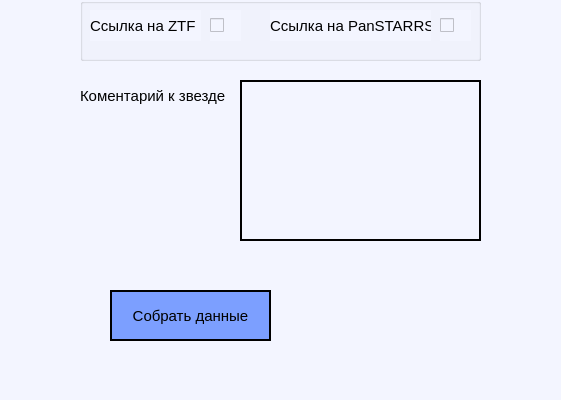
The window that UIregister.ui (Artur0811/AstroAssistant) describes before a commit, drawn with Qt 5; both pictures show x 430 to 991 and y 300 to 700 of the 1200 by 700 pixel window.
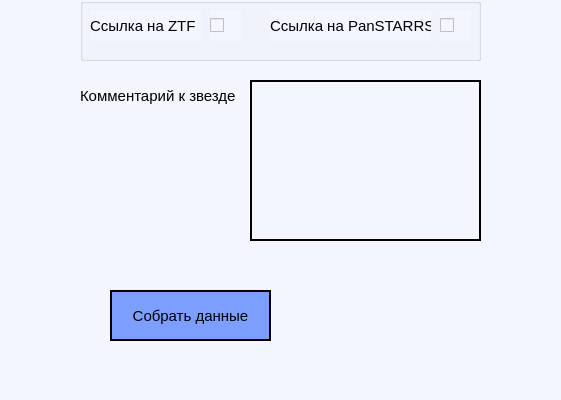
The same window after the commit.

Commit message: исправлены ошибки в ui

```diff
--- a/UIregister.ui
+++ b/UIregister.ui
@@ -522,7 +522,7 @@
     <rect>
      <x>510</x>
      <y>380</y>
-     <width>151</width>
+     <width>161</width>
      <height>31</height>
     </rect>
    </property>
@@ -532,7 +532,7 @@
     </font>
    </property>
    <property name="text">
-    <string>Коментарий к звезде</string>
+    <string>Комментарий к звезде</string>
    </property>
   </widget>
   <widget class="QLabel" name="star_name">
@@ -793,9 +793,9 @@
   <widget class="QPlainTextEdit" name="comm_line_in">
    <property name="geometry">
     <rect>
-     <x>670</x>
+     <x>680</x>
      <y>380</y>
-     <width>241</width>
+     <width>231</width>
      <height>161</height>
     </rect>
    </property>
```
The commit also changes 1 other file.
